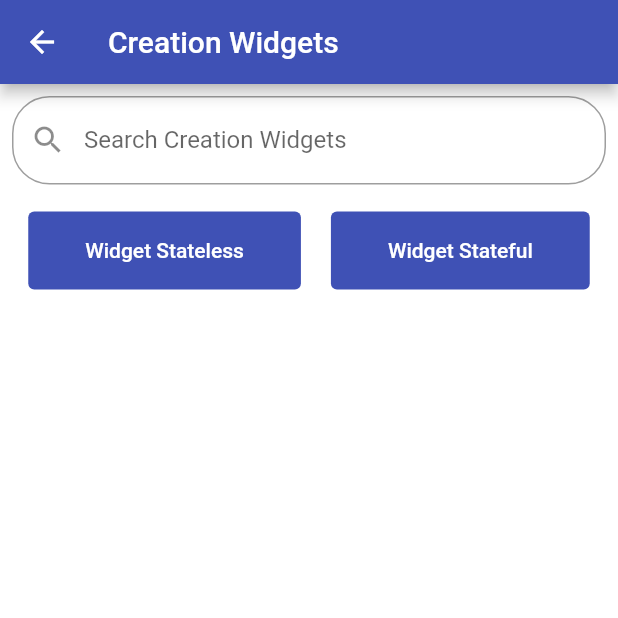
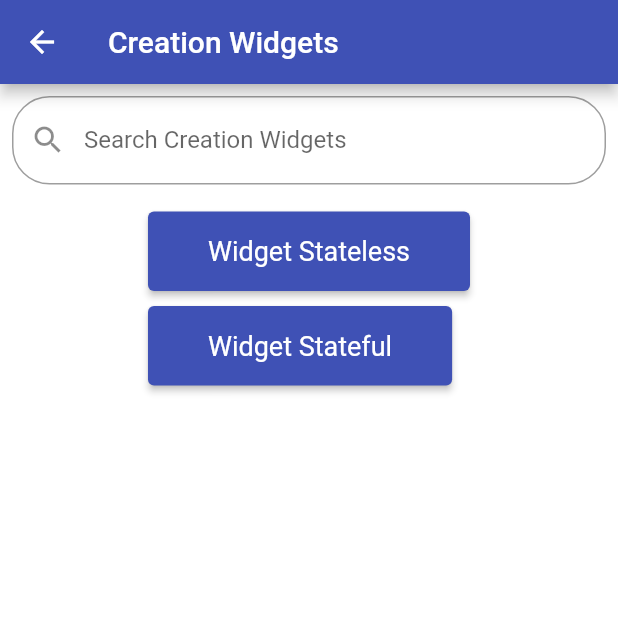
Before and after one commit to charleslana/flutter_snippets, a Flutter app: the screen it shows after launch, after a tap on "Creation Widgets", on a phone screen of 412 x 824 dp, the top half of it. Run offline on Flutter 3.47's test engine with Material 2 defaults, Android fonts, the phone set to English and light mode, and no system bars; our stand-ins replace cloud_firestore, firebase_core, font_awesome_flutter, shared_preferences; accounts and stored records are empty; generated files the repository leaves out were written again.

Commit message:
feat(refactoring): update

```diff
--- a/lib/src/pages/snippet_filter.dart
+++ b/lib/src/pages/snippet_filter.dart
@@ -12,7 +12,7 @@ class SnippetFilter extends StatefulWidget {
 }
 
 class _SnippetFilterState extends State<SnippetFilter> {
-  final TextEditingController _editingController = TextEditingController();
+  final TextEditingController _controller = TextEditingController();
   late final SnippetFilterModel _filter =
       ModalRoute.of(context)!.settings.arguments as SnippetFilterModel;
   List<SnippetFilterListModel> _duplicateItems = [];
@@ -70,7 +70,7 @@ class _SnippetFilterState extends State<SnippetFilter> {
 
   @override
   void dispose() {
-    _editingController.dispose();
+    _controller.dispose();
     super.dispose();
   }
 
@@ -89,7 +89,7 @@ class _SnippetFilterState extends State<SnippetFilter> {
                 padding: const EdgeInsets.all(8),
                 child: TextField(
                   onChanged: _filterSearchResults,
-                  controller: _editingController,
+                  controller: _controller,
                   decoration: InputDecoration(
                     labelText: AppLocalizations.of(context)!
                         .filterSearchLabel(_filter.title),
@@ -107,21 +107,21 @@ class _SnippetFilterState extends State<SnippetFilter> {
               else
                 Expanded(
                   child: Padding(
-                    padding: const EdgeInsets.only(bottom: 10),
+                    padding: const EdgeInsets.all(10),
                     child: SingleChildScrollView(
                       physics: const BouncingScrollPhysics(
                         parent: AlwaysScrollableScrollPhysics(),
                       ),
                       child: Wrap(
+                        spacing: 10,
+                        runSpacing: 10,
                         children: _items.map((item) {
-                          return Padding(
-                            padding: const EdgeInsets.fromLTRB(10, 10, 10, 0),
-                            child: TextButton(
+                          return ElevatedButton(
                             onPressed: () {
                               FocusManager.instance.primaryFocus?.unfocus();
                               item.onPressed();
                               setState(() {
-                                  _editingController.clear();
+                                _controller.clear();
                                 if (_items.length != _duplicateItems.length) {
                                   _items
                                     ..clear()
@@ -129,13 +129,17 @@ class _SnippetFilterState extends State<SnippetFilter> {
                                 }
                               });
                             },
-                              child: Padding(
-                                padding:
-                                    const EdgeInsets.fromLTRB(30, 10, 30, 10),
+                            style: ElevatedButton.styleFrom(
+                              padding: const EdgeInsets.symmetric(
+                                horizontal: 40,
+                                vertical: 16,
+                              ),
+                              textStyle: const TextStyle(
+                                fontSize: 18,
+                              ),
+                            ),
                             child: Text(
                               item.text,
-                                ),
-                              ),
                             ),
                           );
                         }).toList(),
```
Lines whose indentation alone changed are shown as unchanged.
